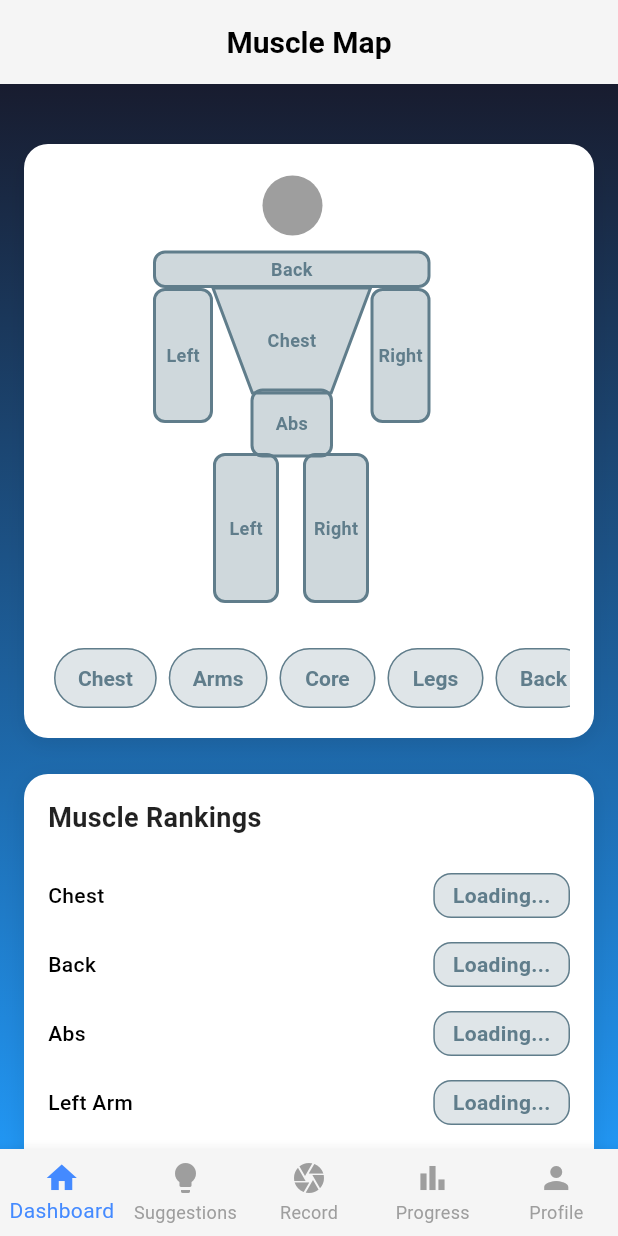
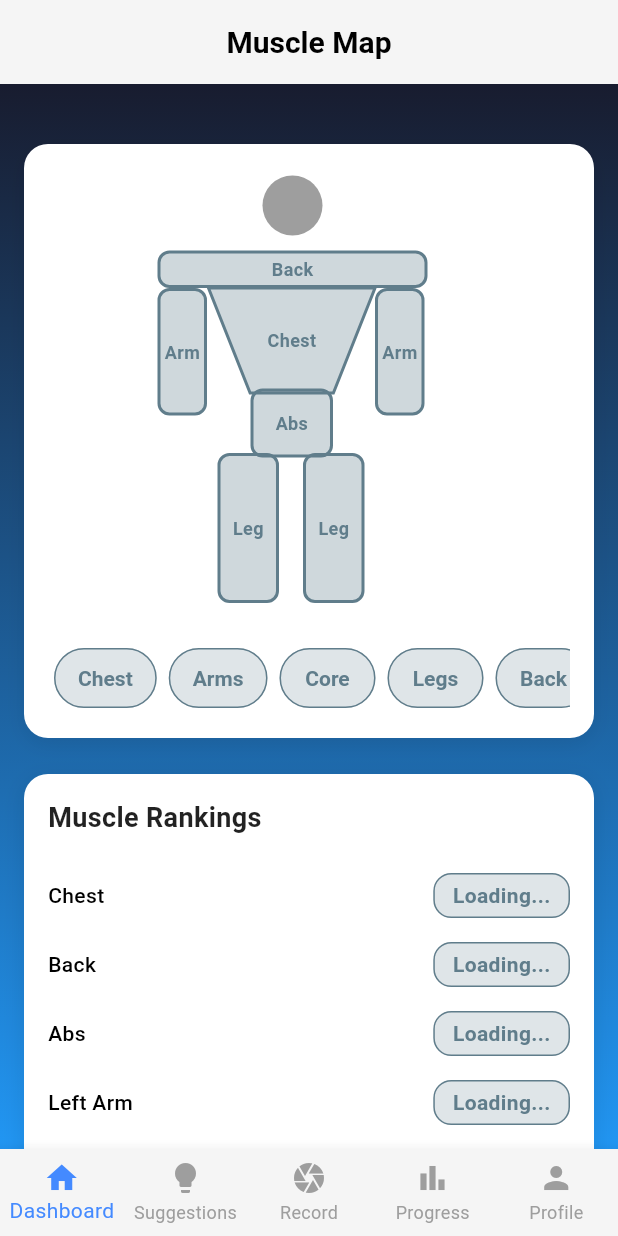
Before and after one commit to amarsheth19/GymGenius, a Flutter app: the screen it shows after launch, on a phone screen of 412 x 824 dp. Run offline on Flutter 3.47's test engine with Material 3 defaults, Android fonts, the phone set to English and light mode, and no system bars; our stand-ins replace camera, cloud_firestore, firebase_auth, firebase_core, google_generative_ai, table_calendar and 1 more; accounts and stored records are empty.

Commit message:
Updated algorithm

```diff
--- a/lib/dashboard_page.dart
+++ b/lib/dashboard_page.dart
@@ -21,6 +21,7 @@ class _DashboardPageState extends State<DashboardPage> {
   }
 
   Future<void> _fetchMuscleRanks() async {
+    if (!mounted) return;
     final user = _auth.currentUser;
     if (user == null) return;
 
@@ -39,6 +40,7 @@ class _DashboardPageState extends State<DashboardPage> {
         if (expectedMuscles.contains(doc.id)) doc.id: doc['rank'] as String,
     };
 
+    if (!mounted) return;
     setState(() => _muscleRanks = data);
   }
 
@@ -119,13 +121,13 @@ class _DashboardPageState extends State<DashboardPage> {
                       ),
                     ),
                   ),
-                  _buildMuscleZone(context, 'Back', 185, 25, 70, 55),
-                  _buildMuscleZone(context, 'Chest', 105, 70, 110, 80),
-                  _buildMuscleZone(context, 'Left Arm', 40, 90, 70, 80),
-                  _buildMuscleZone(context, 'Right Arm', 40, 90, 215, 80),
+                  _buildMuscleZone(context, 'Back', 180, 25, 73, 55),
+                  _buildMuscleZone(context, 'Chest', 111, 70, 107, 80),
+                  _buildMuscleZone(context, 'Left Arm', 33, 85, 73, 80),
+                  _buildMuscleZone(context, 'Right Arm', 33, 85, 218, 80),
                   _buildMuscleZone(context, 'Abs', 55, 46, 135, 147),
-                  _buildMuscleZone(context, 'Left Leg', 44, 100, 110, 190),
-                  _buildMuscleZone(context, 'Right Leg', 44, 100, 170, 190),
+                  _buildMuscleZone(context, 'Left Leg', 41, 100, 113, 190),
+                  _buildMuscleZone(context, 'Right Leg', 41, 100, 170, 190),
                 ],
               ),
             ),
@@ -161,7 +163,7 @@ class _DashboardPageState extends State<DashboardPage> {
               painter: TrapezoidPainter(color),
               child: Center(
                 child: Text(
-                  name.split(' ').first,
+                  name.split(' ').last,
                   style: TextStyle(
                     color: color,
                     fontWeight: FontWeight.bold,
@@ -191,7 +193,7 @@ class _DashboardPageState extends State<DashboardPage> {
           ),
           child: Center(
             child: Text(
-              name.split(' ').first,
+              name.split(' ').last,
               style: TextStyle(
                 color: color,
                 fontWeight: FontWeight.bold,
```
Also changed, not shown: lib/progress_page.dart (+7 -10 lines), lib/workout_detail_screen.dart (+7 -10 lines).
